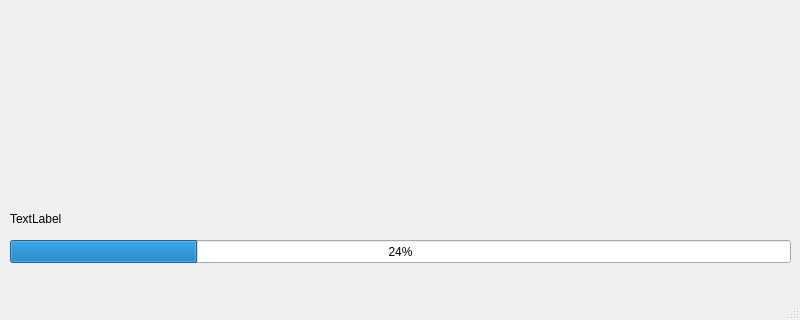
First picture: the form in pc/master/mainwindow.ui, repository plule/pfe-costumes, before the edit; both pictures show x 0 to 800 and y 280 to 600 of the 800 by 600 pixel window.
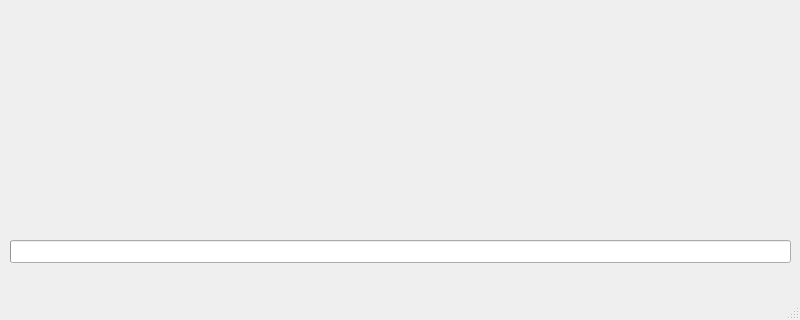
Second picture: the form after the edit.

The edit to the form file:
```diff
--- a/pc/master/mainwindow.ui
+++ b/pc/master/mainwindow.ui
@@ -50,20 +50,10 @@
      </rect>
     </property>
     <property name="value">
-     <number>24</number>
+     <number>0</number>
     </property>
-   </widget>
-   <widget class="QLabel" name="workLabel">
-    <property name="geometry">
-     <rect>
-      <x>10</x>
-      <y>490</y>
-      <width>781</width>
-      <height>17</height>
-     </rect>
-    </property>
-    <property name="text">
-     <string>TextLabel</string>
+    <property name="format">
+     <string/>
     </property>
    </widget>
   </widget>
```
